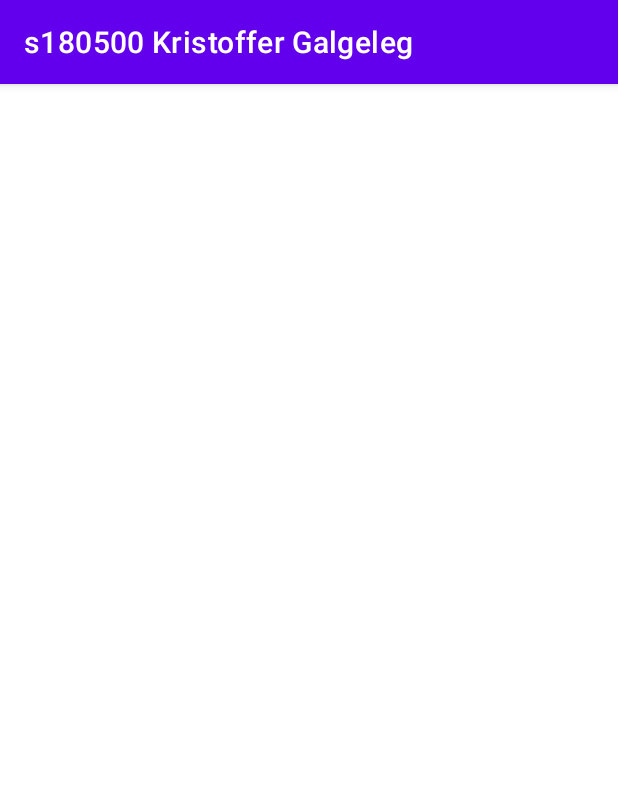
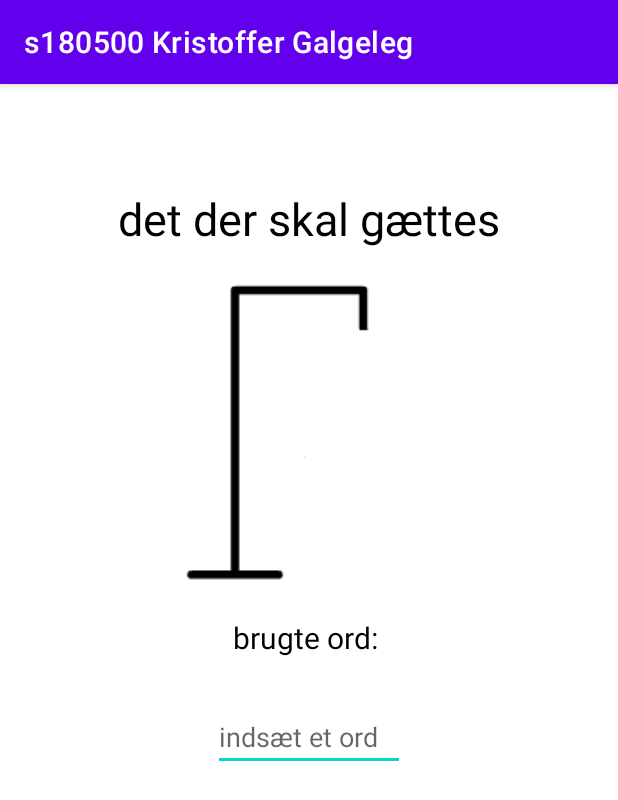
Before and after one commit to Jackktis/GalgeLegAfleveringen, an Android app: the Spillet screen opened directly, with no data from a screen before it, on a phone screen of 412 x 824 dp. Shown: the top 800 px of the screen. Run offline under Robolectric (Android 15) with nearby library versions, the phone set to English and light mode, and no system bars.

Commit message:
opsætning af layoutet for spil

```diff
--- a/src/main/res/layout/activity_spillet.xml
+++ b/src/main/res/layout/activity_spillet.xml
@@ -1,10 +1,68 @@
 <?xml version="1.0" encoding="utf-8"?>
-<androidx.constraintlayout.widget.ConstraintLayout
+<com.google.android.material.circularreveal.CircularRevealRelativeLayout
     xmlns:android="http://schemas.android.com/apk/res/android"
     xmlns:tools="http://schemas.android.com/tools"
     xmlns:app="http://schemas.android.com/apk/res-auto"
     android:layout_width="match_parent"
     android:layout_height="match_parent"
-    tools:context=".Spillet">
+    tools:context=".Spillet"
 
-  </androidx.constraintlayout.widget.ConstraintLayout>
+    android:orientation="vertical">
+
+
+  <TableLayout
+      android:id="@+id/tbl_gaetOrd"
+      android:layout_width="match_parent"
+      android:layout_height="80dp"
+      android:layout_marginTop="50dp"
+      >
+    <TextView
+          android:id="@+id/gaette_ord"
+          android:layout_width="match_parent"
+          android:layout_height="match_parent"
+
+          android:text="det der skal gættes"
+          android:gravity="center"
+          android:textAllCaps="false"
+          android:textColor="@android:color/black"
+          android:textSize="30sp"
+        />
+  </TableLayout>
+
+  <LinearLayout
+      android:id="@+id/layout_1"
+      android:layout_width="match_parent"
+      android:layout_height="wrap_content"
+      android:layout_below="@+id/tbl_gaetOrd"
+      android:gravity="center"
+      android:orientation="vertical">
+  <ImageView
+      android:id="@+id/galgen"
+      android:layout_width="wrap_content"
+      android:layout_height="wrap_content"
+      android:layout_below="@id/tbl_gaetOrd"
+
+      app:srcCompat="@drawable/galge" />
+
+  <TextView
+      android:id="@+id/ProeveOrd"
+      android:layout_width="wrap_content"
+      android:layout_height="wrap_content"
+      android:layout_marginTop="20dp"
+      android:text="brugte ord: "
+      android:textAllCaps="false"
+      android:textColor="@android:color/black"
+      android:textSize="20sp"/>
+
+  <EditText
+      android:id="@+id/editTextTextPersonName"
+      android:layout_width="wrap_content"
+      android:layout_height="wrap_content"
+      android:layout_marginTop="30dp"
+      android:ems="6"
+      android:inputType="textPersonName"
+      android:hint="indsæt et ord" />
+
+  </LinearLayout>
+
+</com.google.android.material.circularreveal.CircularRevealRelativeLayout>
```
